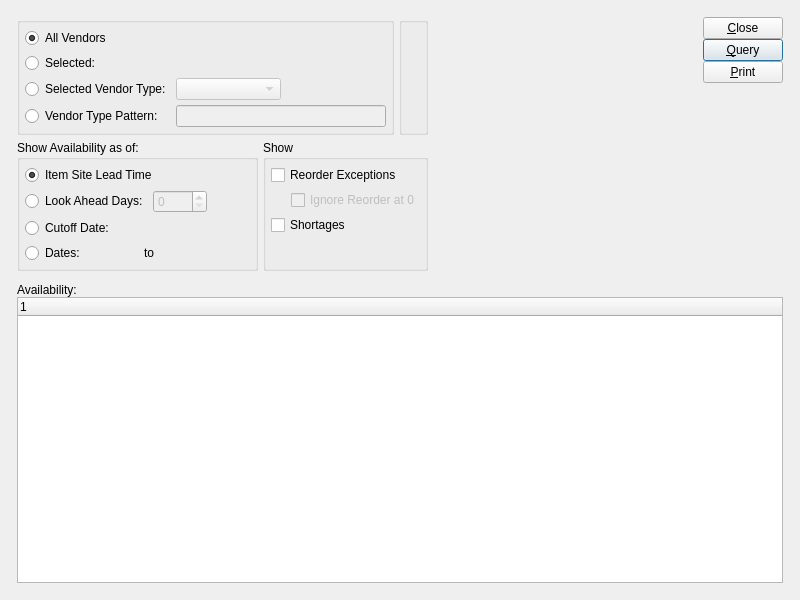
The window that xtuple/trunk/guiclient/dspInventoryAvailabilityBySourceVendor.ui (WooodHead/xtuple) describes before a commit, drawn with Qt 5.
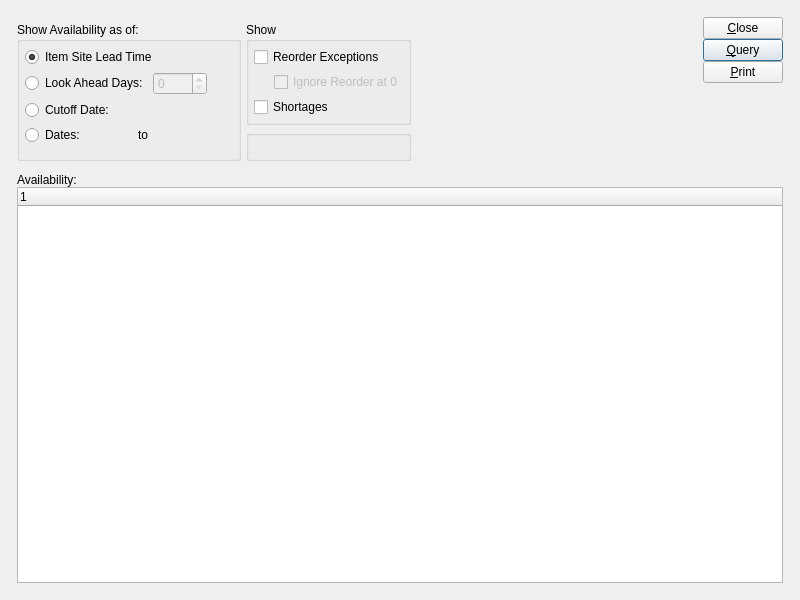
The same window after the commit. Custom widgets are drawn as their Qt base class.

Patch:
```diff
--- a/xtuple/trunk/guiclient/dspInventoryAvailabilityBySourceVendor.ui
+++ b/xtuple/trunk/guiclient/dspInventoryAvailabilityBySourceVendor.ui
@@ -19,168 +19,33 @@
   <property name="windowTitle" >
    <string>Inventory Availability by Source Vendor</string>
   </property>
+  <layout class="QGridLayout" name="gridLayout_6" >
+   <item row="0" column="0" >
   <layout class="QGridLayout" name="gridLayout_5" >
+     <property name="margin" >
+      <number>12</number>
+     </property>
+     <property name="spacing" >
+      <number>12</number>
+     </property>
    <item row="0" column="0" >
+      <layout class="QHBoxLayout" name="horizontalLayout" >
+       <item>
     <layout class="QGridLayout" name="gridLayout_4" >
-     <property name="margin" >
-      <number>12</number>
-     </property>
-     <property name="spacing" >
-      <number>12</number>
-     </property>
-     <item row="0" column="0" >
-      <layout class="QHBoxLayout" name="horizontalLayout_5" >
-       <item>
-        <layout class="QVBoxLayout" name="verticalLayout_3" >
-         <item>
-          <layout class="QHBoxLayout" name="horizontalLayout_3" >
-           <item>
-            <widget class="QGroupBox" name="_vendorGroup" >
-             <property name="title" >
-              <string/>
-             </property>
-             <layout class="QGridLayout" name="gridLayout" >
               <item row="0" column="0" colspan="2" >
-               <layout class="QHBoxLayout" name="horizontalLayout" >
-                <item>
-                 <widget class="QRadioButton" name="_allVendors" >
-                  <property name="text" >
-                   <string>All Vendors</string>
-                  </property>
-                  <property name="checked" >
-                   <bool>true</bool>
-                  </property>
-                 </widget>
-                </item>
-                <item>
-                 <spacer name="horizontalSpacer" >
-                  <property name="orientation" >
-                   <enum>Qt::Horizontal</enum>
-                  </property>
-                  <property name="sizeHint" stdset="0" >
-                   <size>
-                    <width>40</width>
-                    <height>20</height>
-                   </size>
-                  </property>
-                 </spacer>
-                </item>
-               </layout>
-              </item>
-              <item row="1" column="0" >
-               <widget class="QRadioButton" name="_selectedVendor" >
-                <property name="text" >
-                 <string>Selected:</string>
-                </property>
-               </widget>
-              </item>
-              <item row="1" column="1" colspan="2" >
-               <layout class="QHBoxLayout" >
-                <property name="spacing" >
-                 <number>0</number>
-                </property>
-                <item>
-                 <widget class="VendorInfo" name="_vend" >
-                  <property name="enabled" >
-                   <bool>false</bool>
-                  </property>
-                 </widget>
-                </item>
-                <item>
-                 <spacer>
-                  <property name="orientation" >
-                   <enum>Qt::Horizontal</enum>
-                  </property>
-                  <property name="sizeType" >
-                   <enum>QSizePolicy::MinimumExpanding</enum>
-                  </property>
-                  <property name="sizeHint" stdset="0" >
-                   <size>
-                    <width>0</width>
-                    <height>16</height>
-                   </size>
-                  </property>
-                 </spacer>
-                </item>
-               </layout>
-              </item>
-              <item row="2" column="0" colspan="2" >
-               <widget class="QRadioButton" name="_selectedVendorType" >
-                <property name="text" >
-                 <string>Selected Vendor Type:</string>
-                </property>
-               </widget>
-              </item>
-              <item row="2" column="2" >
-               <layout class="QHBoxLayout" >
-                <item>
-                 <widget class="XComboBox" name="_vendorTypes" >
-                  <property name="enabled" >
-                   <bool>false</bool>
-                  </property>
-                  <property name="sizePolicy" >
-                   <sizepolicy vsizetype="Fixed" hsizetype="Expanding" >
-                    <horstretch>0</horstretch>
-                    <verstretch>0</verstretch>
-                   </sizepolicy>
-                  </property>
-                 </widget>
-                </item>
-                <item>
-                 <spacer>
-                  <property name="orientation" >
-                   <enum>Qt::Horizontal</enum>
-                  </property>
-                  <property name="sizeHint" stdset="0" >
-                   <size>
-                    <width>40</width>
-                    <height>20</height>
-                   </size>
-                  </property>
-                 </spacer>
-                </item>
-               </layout>
-              </item>
-              <item row="3" column="0" colspan="2" >
-               <widget class="QRadioButton" name="_vendorTypePattern" >
-                <property name="text" >
-                 <string>Vendor Type Pattern:</string>
-                </property>
-               </widget>
-              </item>
-              <item row="3" column="2" >
-               <widget class="XLineEdit" name="_vendorType" >
-                <property name="enabled" >
-                 <bool>false</bool>
-                </property>
-               </widget>
-              </item>
-             </layout>
-            </widget>
-           </item>
-           <item>
-            <widget class="WarehouseGroup" name="_warehouse" >
-             <property name="title" >
-              <string/>
-             </property>
-             <property name="fixedSize" >
-              <bool>false</bool>
-             </property>
-            </widget>
-           </item>
-          </layout>
-         </item>
-         <item>
-          <layout class="QHBoxLayout" name="horizontalLayout_4" >
-           <item>
+          <widget class="VendorGroup" name="_vendorGroup" />
+         </item>
+         <item rowspan="2" row="1" column="0" >
             <widget class="QGroupBox" name="_showByGroup" >
              <property name="title" >
               <string>Show Availability as of:</string>
              </property>
              <layout class="QGridLayout" name="gridLayout_2" >
+            <item row="0" column="0" >
+             <layout class="QVBoxLayout" name="verticalLayout_3" >
+              <item>
+               <layout class="QGridLayout" name="gridLayout" >
               <item row="0" column="0" colspan="4" >
-               <layout class="QHBoxLayout" name="horizontalLayout_2" >
-                <item>
                  <widget class="QRadioButton" name="_leadTime" >
                   <property name="text" >
                    <string>Item Site Lead Time</string>
@@ -190,20 +55,12 @@
                   </property>
                  </widget>
                 </item>
-                <item>
-                 <spacer name="horizontalSpacer_2" >
-                  <property name="orientation" >
-                   <enum>Qt::Horizontal</enum>
+                <item row="0" column="4" >
+                 <widget class="QLabel" name="label" >
+                  <property name="text" >
+                   <string/>
                   </property>
-                  <property name="sizeHint" stdset="0" >
-                   <size>
-                    <width>40</width>
-                    <height>20</height>
-                   </size>
-                  </property>
-                 </spacer>
-                </item>
-               </layout>
+                 </widget>
               </item>
               <item row="1" column="0" colspan="3" >
                <widget class="QRadioButton" name="_byDays" >
@@ -215,7 +72,7 @@
                 </property>
                </widget>
               </item>
-              <item row="1" column="3" >
+                <item row="1" column="3" colspan="2" >
                <layout class="QHBoxLayout" >
                 <property name="spacing" >
                  <number>0</number>
@@ -258,7 +115,7 @@
                 </property>
                </widget>
               </item>
-              <item row="2" column="2" colspan="2" >
+                <item row="2" column="2" colspan="3" >
                <layout class="QHBoxLayout" >
                 <property name="spacing" >
                  <number>0</number>
@@ -295,7 +152,7 @@
                 </property>
                </widget>
               </item>
-              <item row="3" column="1" colspan="3" >
+                <item row="3" column="1" colspan="4" >
                <layout class="QHBoxLayout" >
                 <property name="spacing" >
                  <number>2</number>
@@ -324,9 +181,26 @@
                </layout>
               </item>
              </layout>
-            </widget>
            </item>
            <item>
+               <spacer name="verticalSpacer" >
+                <property name="orientation" >
+                 <enum>Qt::Vertical</enum>
+                </property>
+                <property name="sizeHint" stdset="0" >
+                 <size>
+                  <width>20</width>
+                  <height>0</height>
+                 </size>
+                </property>
+               </spacer>
+              </item>
+             </layout>
+            </item>
+           </layout>
+          </widget>
+         </item>
+         <item row="1" column="1" >
             <widget class="QGroupBox" name="_showGroup" >
              <property name="title" >
               <string>Show</string>
@@ -419,7 +293,15 @@
              </layout>
             </widget>
            </item>
-          </layout>
+         <item row="2" column="1" >
+          <widget class="WarehouseGroup" name="_warehouse" >
+           <property name="title" >
+            <string/>
+           </property>
+           <property name="fixedSize" >
+            <bool>false</bool>
+           </property>
+          </widget>
          </item>
         </layout>
        </item>
@@ -549,9 +431,9 @@
    <header>datecluster.h</header>
   </customwidget>
   <customwidget>
-   <class>VendorInfo</class>
+   <class>VendorGroup</class>
    <extends>QWidget</extends>
-   <header>vendorinfo.h</header>
+   <header>vendorgroup.h</header>
   </customwidget>
   <customwidget>
    <class>WarehouseGroup</class>
@@ -563,17 +445,6 @@
    <extends>QCheckBox</extends>
    <header>xcheckbox.h</header>
   </customwidget>
-  <customwidget>
-   <class>XComboBox</class>
-   <extends>QComboBox</extends>
-   <header>xcombobox.h</header>
-  </customwidget>
-  <customwidget>
-   <class>XLineEdit</class>
-   <extends>QLineEdit</extends>
-   <header>xlineedit.h</header>
-   <container>1</container>
-  </customwidget>
   <customwidget>
    <class>XTreeWidget</class>
    <extends>QTreeWidget</extends>
@@ -581,13 +452,6 @@
   </customwidget>
  </customwidgets>
  <tabstops>
-  <tabstop>_allVendors</tabstop>
-  <tabstop>_selectedVendor</tabstop>
-  <tabstop>_vend</tabstop>
-  <tabstop>_selectedVendorType</tabstop>
-  <tabstop>_vendorTypes</tabstop>
-  <tabstop>_vendorTypePattern</tabstop>
-  <tabstop>_vendorType</tabstop>
   <tabstop>_leadTime</tabstop>
   <tabstop>_byDays</tabstop>
   <tabstop>_days</tabstop>
@@ -687,53 +551,5 @@
     </hint>
    </hints>
   </connection>
-  <connection>
-   <sender>_selectedVendor</sender>
-   <signal>toggled(bool)</signal>
-   <receiver>_vend</receiver>
-   <slot>setEnabled(bool)</slot>
-   <hints>
-    <hint type="sourcelabel" >
-     <x>20</x>
-     <y>20</y>
-    </hint>
-    <hint type="destinationlabel" >
-     <x>20</x>
-     <y>20</y>
-    </hint>
-   </hints>
-  </connection>
-  <connection>
-   <sender>_selectedVendorType</sender>
-   <signal>toggled(bool)</signal>
-   <receiver>_vendorTypes</receiver>
-   <slot>setEnabled(bool)</slot>
-   <hints>
-    <hint type="sourcelabel" >
-     <x>20</x>
-     <y>20</y>
-    </hint>
-    <hint type="destinationlabel" >
-     <x>20</x>
-     <y>20</y>
-    </hint>
-   </hints>
-  </connection>
-  <connection>
-   <sender>_vendorTypePattern</sender>
-   <signal>toggled(bool)</signal>
-   <receiver>_vendorType</receiver>
-   <slot>setEnabled(bool)</slot>
-   <hints>
-    <hint type="sourcelabel" >
-     <x>20</x>
-     <y>20</y>
-    </hint>
-    <hint type="destinationlabel" >
-     <x>20</x>
-     <y>20</y>
-    </hint>
-   </hints>
-  </connection>
  </connections>
 </ui>
```
Lines whose indentation alone changed are shown as unchanged.
